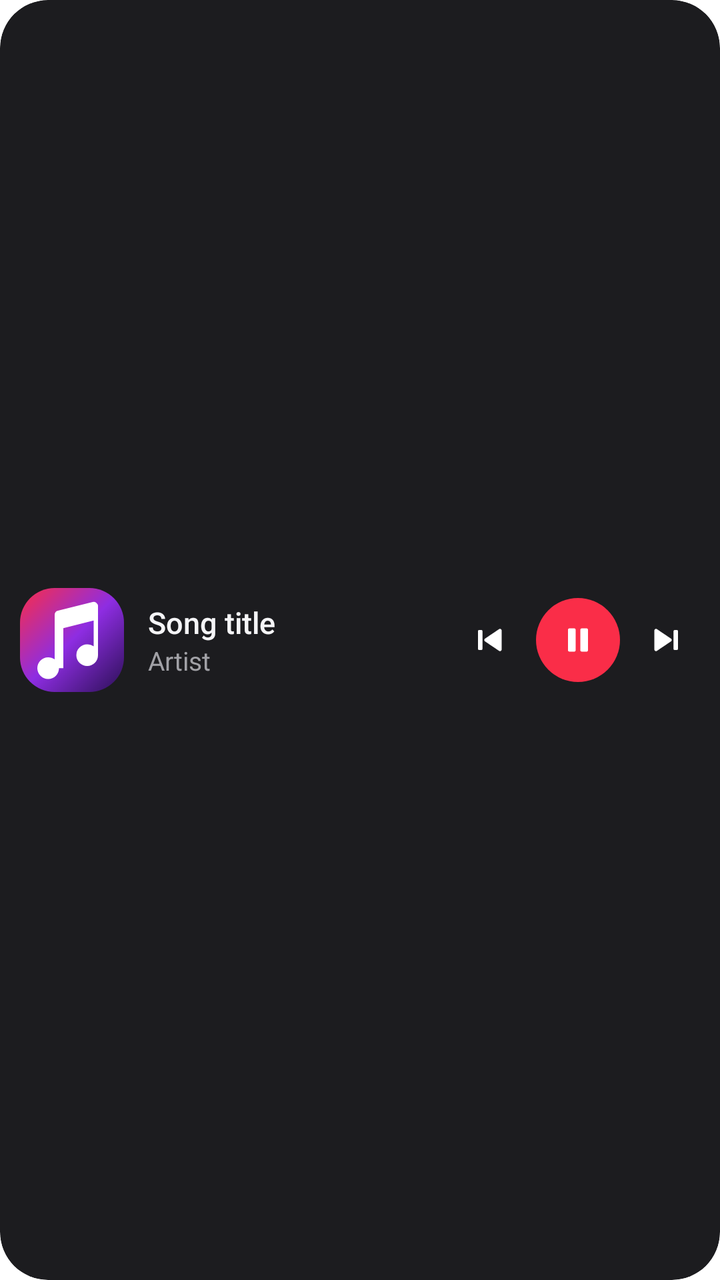
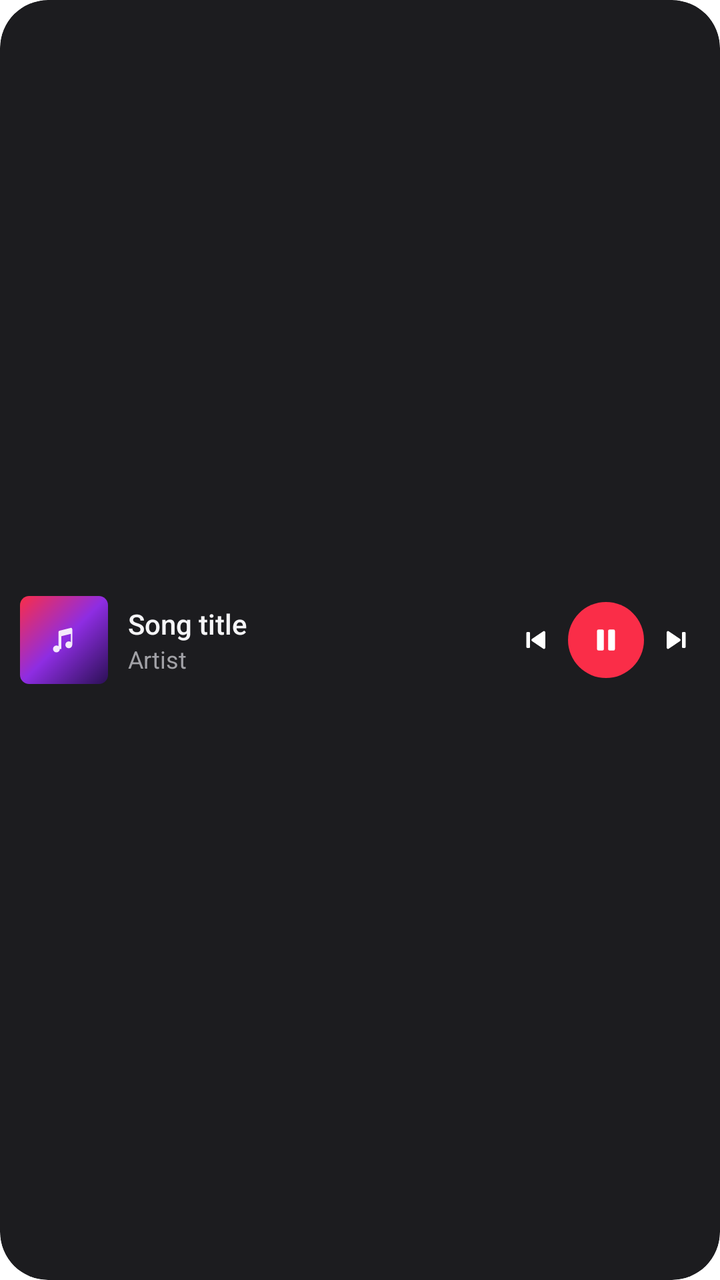

Compare the two renders of this Android layout. The source of the first and the diff that turns it into the second are given below.
<!-- AndroidManifest.xml: fallback theme Theme.MaterialComponents.DayNight.NoActionBar -->
<!-- res/layout/harp_widget_preview.xml -->
<?xml version="1.0" encoding="utf-8"?>
<FrameLayout xmlns:android="http://schemas.android.com/apk/res/android" android:id="@+id/widget_root" android:layout_width="match_parent" android:layout_height="match_parent"
    android:background="@drawable/widget_clip" android:clipToOutline="true">
    <ImageView android:id="@+id/widget_bg" android:layout_width="match_parent" android:layout_height="match_parent"
        android:importantForAccessibility="no" android:scaleType="fitXY" android:src="@drawable/widget_bg" />
    <LinearLayout android:layout_width="match_parent" android:layout_height="match_parent" android:gravity="center_vertical"
        android:orientation="horizontal" android:paddingStart="10dp" android:paddingEnd="8dp">
        <ImageView android:id="@+id/widget_art" android:layout_width="52dp" android:layout_height="52dp"
            android:contentDescription="Cover" android:scaleType="centerCrop" android:src="@drawable/widget_preview_art" />
        <LinearLayout android:layout_width="0dp" android:layout_height="wrap_content" android:layout_marginStart="12dp"
            android:layout_weight="1" android:orientation="vertical">
            <TextView android:id="@+id/widget_title" android:layout_width="match_parent" android:layout_height="wrap_content"
            android:ellipsize="end" android:maxLines="1" android:text="Song title" android:textColor="#FFF5F5F7" android:textSize="15sp"
            android:fontFamily="sans-serif-medium"   />
            <TextView android:id="@+id/widget_artist" android:layout_width="match_parent" android:layout_height="wrap_content"
            android:ellipsize="end" android:maxLines="1" android:text="Artist" android:textColor="#FFA1A1A6" android:textSize="13sp"
            android:fontFamily="sans-serif"   />
        </LinearLayout>
        <ImageButton android:id="@+id/widget_prev" android:layout_width="38dp" android:layout_height="38dp"
            android:background="@android:color/transparent" android:contentDescription="Previous" android:padding="9dp"
            android:scaleType="fitCenter" android:src="@drawable/ic_w_prev" />
        <ImageButton android:id="@+id/widget_play" android:layout_width="42dp" android:layout_height="42dp"
            android:layout_marginStart="4dp" android:layout_marginEnd="4dp" android:background="@drawable/widget_play_bg"
            android:contentDescription="Play or pause" android:padding="11dp" android:scaleType="fitCenter" android:src="@drawable/ic_w_pause" />
        <ImageButton android:id="@+id/widget_next" android:layout_width="38dp" android:layout_height="38dp"
            android:background="@android:color/transparent" android:contentDescription="Next" android:padding="9dp"
            android:scaleType="fitCenter" android:src="@drawable/ic_w_next" />
    </LinearLayout>
</FrameLayout>
<!-- resources referenced by this layout -->
<resources>
  <!-- drawable ic_w_next (drawable) -->
  <?xml version="1.0" encoding="utf-8"?>
  <vector xmlns:android="http://schemas.android.com/apk/res/android" android:width="24dp" android:height="24dp" android:viewportWidth="24" android:viewportHeight="24">
      <path android:fillColor="#FFFFFFFF" android:pathData="M5,6.3v11.4a1,1 0 0,0 1.55,0.83L15,12.83a1,1 0 0,0 0,-1.66L6.55,5.47A1,1 0 0,0 5,6.3z" />
      <path android:fillColor="#FFFFFFFF" android:pathData="M17.2,6h1.3a0.7,0.7 0 0,1 0.7,0.7v10.6a0.7,0.7 0 0,1 -0.7,0.7h-1.3a0.7,0.7 0 0,1 -0.7,-0.7V6.7A0.7,0.7 0 0,1 17.2,6z" />
  </vector>
  <!-- drawable ic_w_pause (drawable) -->
  <?xml version="1.0" encoding="utf-8"?>
  <vector xmlns:android="http://schemas.android.com/apk/res/android" android:width="24dp" android:height="24dp" android:viewportWidth="24" android:viewportHeight="24">
      <path android:fillColor="#FFFFFFFF" android:pathData="M7,5h2.6a1,1 0 0,1 1,1v12a1,1 0 0,1 -1,1H7a1,1 0 0,1 -1,-1V6a1,1 0 0,1 1,-1z" />
      <path android:fillColor="#FFFFFFFF" android:pathData="M14.4,5H17a1,1 0 0,1 1,1v12a1,1 0 0,1 -1,1h-2.6a1,1 0 0,1 -1,-1V6a1,1 0 0,1 1,-1z" />
  </vector>
  <!-- drawable ic_w_prev (drawable) -->
  <?xml version="1.0" encoding="utf-8"?>
  <vector xmlns:android="http://schemas.android.com/apk/res/android" android:width="24dp" android:height="24dp" android:viewportWidth="24" android:viewportHeight="24">
      <path android:fillColor="#FFFFFFFF" android:pathData="M19,6.3v11.4a1,1 0 0,1 -1.55,0.83L9,12.83a1,1 0 0,1 0,-1.66l8.45,-5.7A1,1 0 0,1 19,6.3z" />
      <path android:fillColor="#FFFFFFFF" android:pathData="M6.8,6H5.5a0.7,0.7 0 0,0 -0.7,0.7v10.6a0.7,0.7 0 0,0 0.7,0.7h1.3a0.7,0.7 0 0,0 0.7,-0.7V6.7A0.7,0.7 0 0,0 6.8,6z" />
  </vector>
  <!-- drawable widget_bg (drawable) -->
  <?xml version="1.0" encoding="utf-8"?>
  <shape xmlns:android="http://schemas.android.com/apk/res/android" android:shape="rectangle">
      <solid android:color="#FF1C1C1F" />
      <corners android:radius="24dp" />
  </shape>
  <!-- drawable widget_clip (drawable) -->
  <?xml version="1.0" encoding="utf-8"?>
  <shape xmlns:android="http://schemas.android.com/apk/res/android" android:shape="rectangle">
      <solid android:color="#00000000" />
      <corners android:radius="24dp" />
  </shape>
  <!-- drawable widget_play_bg (drawable) -->
  <?xml version="1.0" encoding="utf-8"?>
  <shape xmlns:android="http://schemas.android.com/apk/res/android" android:shape="oval">
      <solid android:color="#FFFA2D48" />
  </shape>
  <!-- drawable widget_preview_art (drawable) -->
  <?xml version="1.0" encoding="utf-8"?>
  <layer-list xmlns:android="http://schemas.android.com/apk/res/android">
      <item>
          <shape android:shape="rectangle">
              <gradient android:angle="315" android:startColor="#FFFA2D48" android:centerColor="#FF8E2DE2" android:endColor="#FF2B1055" />
              <corners android:radius="12dp" />
          </shape>
      </item>
      <item android:width="36dp" android:height="36dp" android:gravity="center" android:drawable="@drawable/ic_w_note" />
  </layer-list>
  <!-- drawable ic_w_note (drawable) -->
  <?xml version="1.0" encoding="utf-8"?>
  <vector xmlns:android="http://schemas.android.com/apk/res/android" android:width="24dp" android:height="24dp" android:viewportWidth="24" android:viewportHeight="24">
      <path android:fillColor="#FFFFFFFF" android:pathData="M9,18.5a2.5,2.5 0 1,1 -2.5,-2.5c0.55,0 1.05,0.17 1.5,0.46V6.2a1,1 0 0,1 0.76,-0.97l8,-2A1,1 0 0,1 18,4.2v11.3a2.5,2.5 0 1,1 -2.5,-2.5c0.55,0 1.05,0.17 1.5,0.46V7.5l-7,1.75V18.5z" />
  </vector>
</resources>

<!-- the commit's change to res/layout/harp_widget_preview.xml (unified diff, before → after) -->
@@ -5,25 +5,25 @@
         android:importantForAccessibility="no" android:scaleType="fitXY" android:src="@drawable/widget_bg" />
     <LinearLayout android:layout_width="match_parent" android:layout_height="match_parent" android:gravity="center_vertical"
         android:orientation="horizontal" android:paddingStart="10dp" android:paddingEnd="8dp">
-        <ImageView android:id="@+id/widget_art" android:layout_width="52dp" android:layout_height="52dp"
+        <ImageView android:id="@+id/widget_art" android:layout_width="44dp" android:layout_height="44dp"
             android:contentDescription="Cover" android:scaleType="centerCrop" android:src="@drawable/widget_preview_art" />
-        <LinearLayout android:layout_width="0dp" android:layout_height="wrap_content" android:layout_marginStart="12dp"
+        <LinearLayout android:layout_width="0dp" android:layout_height="wrap_content" android:layout_marginStart="10dp"
             android:layout_weight="1" android:orientation="vertical">
             <TextView android:id="@+id/widget_title" android:layout_width="match_parent" android:layout_height="wrap_content"
-            android:ellipsize="end" android:maxLines="1" android:text="Song title" android:textColor="#FFF5F5F7" android:textSize="15sp"
+            android:ellipsize="end" android:maxLines="1" android:text="Song title" android:textColor="#FFF5F5F7" android:textSize="14sp"
             android:fontFamily="sans-serif-medium"   />
             <TextView android:id="@+id/widget_artist" android:layout_width="match_parent" android:layout_height="wrap_content"
-            android:ellipsize="end" android:maxLines="1" android:text="Artist" android:textColor="#FFA1A1A6" android:textSize="13sp"
+            android:ellipsize="end" android:maxLines="1" android:text="Artist" android:textColor="#FFA1A1A6" android:textSize="12sp"
             android:fontFamily="sans-serif"   />
         </LinearLayout>
-        <ImageButton android:id="@+id/widget_prev" android:layout_width="38dp" android:layout_height="38dp"
-            android:background="@android:color/transparent" android:contentDescription="Previous" android:padding="9dp"
+        <ImageButton android:id="@+id/widget_prev" android:layout_width="28dp" android:layout_height="28dp"
+            android:background="@android:color/transparent" android:contentDescription="Previous" android:padding="6dp"
             android:scaleType="fitCenter" android:src="@drawable/ic_w_prev" />
-        <ImageButton android:id="@+id/widget_play" android:layout_width="42dp" android:layout_height="42dp"
-            android:layout_marginStart="4dp" android:layout_marginEnd="4dp" android:background="@drawable/widget_play_bg"
-            android:contentDescription="Play or pause" android:padding="11dp" android:scaleType="fitCenter" android:src="@drawable/ic_w_pause" />
-        <ImageButton android:id="@+id/widget_next" android:layout_width="38dp" android:layout_height="38dp"
-            android:background="@android:color/transparent" android:contentDescription="Next" android:padding="9dp"
+        <ImageButton android:id="@+id/widget_play" android:layout_width="38dp" android:layout_height="38dp"
+            android:layout_marginStart="2dp" android:layout_marginEnd="2dp" android:background="@drawable/widget_play_bg"
+            android:contentDescription="Play or pause" android:padding="10dp" android:scaleType="fitCenter" android:src="@drawable/ic_w_pause" />
+        <ImageButton android:id="@+id/widget_next" android:layout_width="28dp" android:layout_height="28dp"
+            android:background="@android:color/transparent" android:contentDescription="Next" android:padding="6dp"
             android:scaleType="fitCenter" android:src="@drawable/ic_w_next" />
     </LinearLayout>
 </FrameLayout>
<!-- resource entries referenced after the edit -->
@@ -37,19 +37,16 @@
   </shape>
   <!-- drawable widget_preview_art (drawable) -->
   <?xml version="1.0" encoding="utf-8"?>
-  <layer-list xmlns:android="http://schemas.android.com/apk/res/android">
-      <item>
-          <shape android:shape="rectangle">
-              <gradient android:angle="315" android:startColor="#FFFA2D48" android:centerColor="#FF8E2DE2" android:endColor="#FF2B1055" />
-              <corners android:radius="12dp" />
-          </shape>
-      </item>
-      <item android:width="36dp" android:height="36dp" android:gravity="center" android:drawable="@drawable/ic_w_note" />
-  </layer-list>
-  <!-- drawable ic_w_note (drawable) -->
-  <?xml version="1.0" encoding="utf-8"?>
-  <vector xmlns:android="http://schemas.android.com/apk/res/android" android:width="24dp" android:height="24dp" android:viewportWidth="24" android:viewportHeight="24">
-      <path android:fillColor="#FFFFFFFF" android:pathData="M9,18.5a2.5,2.5 0 1,1 -2.5,-2.5c0.55,0 1.05,0.17 1.5,0.46V6.2a1,1 0 0,1 0.76,-0.97l8,-2A1,1 0 0,1 18,4.2v11.3a2.5,2.5 0 1,1 -2.5,-2.5c0.55,0 1.05,0.17 1.5,0.46V7.5l-7,1.75V18.5z" />
+  <vector xmlns:android="http://schemas.android.com/apk/res/android" xmlns:aapt="http://schemas.android.com/aapt" android:width="96dp" android:height="96dp" android:viewportWidth="96" android:viewportHeight="96">
+      <path android:pathData="M10,0h76a10,10 0 0,1 10,10v76a10,10 0 0,1 -10,10H10a10,10 0 0,1 -10,-10V10a10,10 0 0,1 10,-10z">
+          <aapt:attr name="android:fillColor">
+              <gradient android:type="linear" android:startX="0" android:startY="0" android:endX="96" android:endY="96"
+                  android:startColor="#FFFA2D48" android:centerColor="#FF8E2DE2" android:endColor="#FF2B1055" />
+          </aapt:attr>
+      </path>
+      <group android:translateX="30" android:translateY="30" android:scaleX="1.5" android:scaleY="1.5">
+          <path android:fillColor="#E6FFFFFF" android:pathData="M9,18.5a2.5,2.5 0 1,1 -2.5,-2.5c0.55,0 1.05,0.17 1.5,0.46V6.2a1,1 0 0,1 0.76,-0.97l8,-2A1,1 0 0,1 18,4.2v11.3a2.5,2.5 0 1,1 -2.5,-2.5c0.55,0 1.05,0.17 1.5,0.46V7.5l-7,1.75V18.5z" />
+      </group>
   </vector>
 </resources>
 
